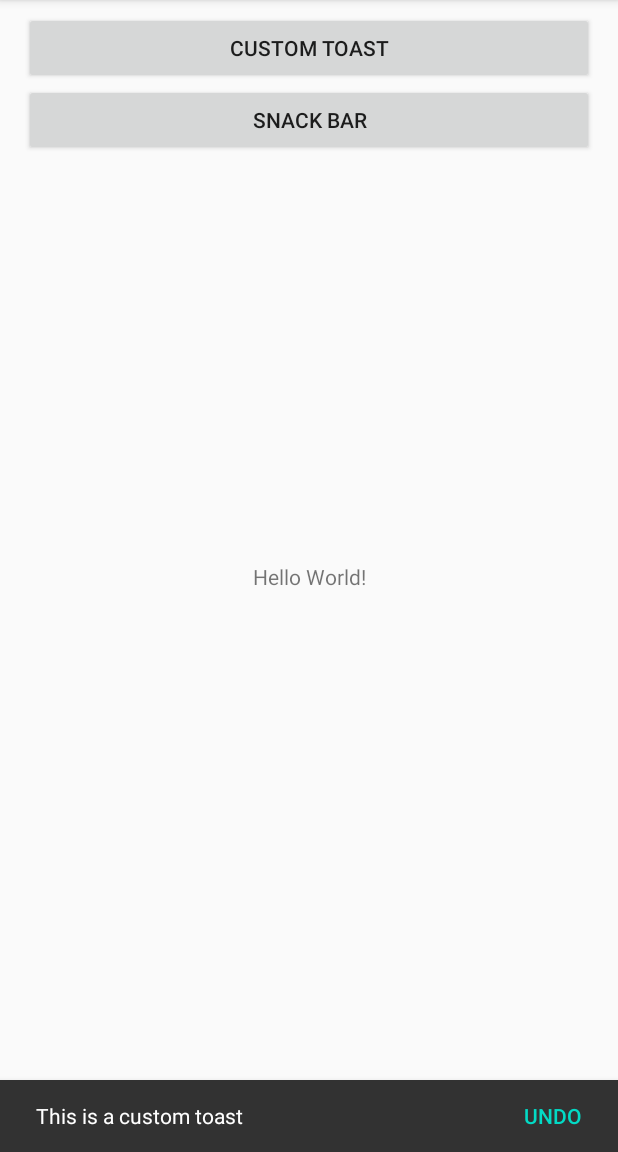
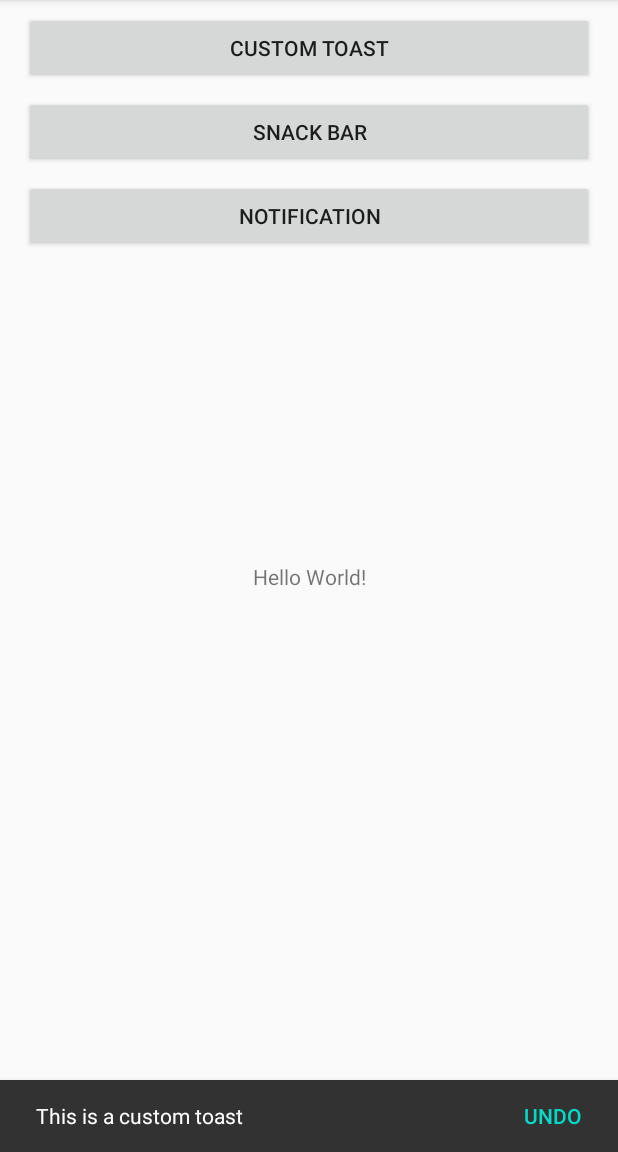
Before and after one commit to Jswizzy/GoogleCertification, an Android app: the screen it shows after launch (MainActivity), after a tap on "SNACK BAR", on a phone screen of 412 x 824 dp, the part 84-1236 px from its top. Run offline under Robolectric (Android 15) with nearby library versions, the phone set to English and light mode, and no system bars; our stand-ins replace Timber; libraries missing offline, so code that uses them is left out: com.github.ajalt.timberkt.

Commit message:
init push

```diff
--- a/app/build.gradle
+++ b/app/build.gradle
@@ -22,7 +22,6 @@ android {
             proguardFiles getDefaultProguardFile('proguard-android-optimize.txt'), 'proguard-rules.pro'
         }
     }
-
 }
 
 dependencies {
@@ -30,6 +29,7 @@ dependencies {
     implementation "org.jetbrains.kotlin:kotlin-stdlib-jdk7:$kotlin_version"
     implementation 'androidx.appcompat:appcompat:1.1.0'
     implementation 'androidx.core:core-ktx:1.1.0'
+    implementation 'com.github.ajalt:timberkt:1.5.1'
     implementation 'androidx.constraintlayout:constraintlayout:1.1.3'
     implementation 'com.google.android.material:material:1.0.0'
     testImplementation 'junit:junit:4.12'
--- a/app/src/main/AndroidManifest.xml
+++ b/app/src/main/AndroidManifest.xml
@@ -3,6 +3,7 @@
     package="com.example.android.googlecertification">
 
     <application
+        android:name=".App"
         android:allowBackup="true"
         android:icon="@mipmap/ic_launcher"
         android:label="@string/app_name"
@@ -16,6 +17,9 @@
                 <category android:name="android.intent.category.LAUNCHER" />
             </intent-filter>
         </activity>
+        <activity
+            android:name=".ResultActivity"
+            android:parentActivityName=".MainActivity" />
     </application>
 
 </manifest>
--- /dev/null
+++ b/app/src/main/java/com/example/android/googlecertification/App.kt
@@ -0,0 +1,15 @@
+package com.example.android.googlecertification
+
+import android.app.Application
+import timber.log.Timber
+
+class App: Application() {
+
+    override fun onCreate() {
+        super.onCreate()
+
+        if (BuildConfig.DEBUG) {
+            Timber.plant(Timber.DebugTree())
+        }
+    }
+}
--- a/app/src/main/java/com/example/android/googlecertification/MainActivity.kt
+++ b/app/src/main/java/com/example/android/googlecertification/MainActivity.kt
@@ -1,7 +1,9 @@
 package com.example.android.googlecertification
 
+import android.app.PendingIntent
+import android.content.Intent
+import android.os.Build
 import android.os.Bundle
-import android.util.Log
 import android.view.Gravity
 import android.view.View
 import android.widget.Button
@@ -9,10 +11,11 @@ import android.widget.TextView
 import android.widget.Toast
 import androidx.appcompat.app.AppCompatActivity
 import androidx.coordinatorlayout.widget.CoordinatorLayout
+import androidx.core.app.NotificationCompat
+import androidx.core.app.TaskStackBuilder
+import com.github.ajalt.timberkt.Timber
 import com.google.android.material.snackbar.Snackbar
 
-
-private val TAG = MainActivity::class.java.simpleName
 
 class MainActivity : AppCompatActivity() {
 
@@ -20,10 +23,19 @@ class MainActivity : AppCompatActivity() {
 
     override fun onCreate(savedInstanceState: Bundle?) {
         super.onCreate(savedInstanceState)
+
         setContentView(R.layout.activity_main)
 
+        assignViews()
+
+        setupOnClickListeners()
+    }
+
+    private fun assignViews() {
         coordinatorLayout = findViewById(R.id.coordinatorLayout)
+    }
 
+    private fun setupOnClickListeners() {
         val toastButton: Button = findViewById(R.id.toastButton)
         toastButton.setOnClickListener {
             displayToast()
@@ -32,6 +44,11 @@ class MainActivity : AppCompatActivity() {
         val snackbarButton: Button = findViewById(R.id.SnackbarButton)
         snackbarButton.setOnClickListener {
             displaySnackbar()
+        }
+
+        val notificationButton: Button = findViewById(R.id.notificationButton)
+        notificationButton.setOnClickListener {
+            displayNotification()
         }
     }
 
@@ -54,8 +71,45 @@ class MainActivity : AppCompatActivity() {
 
     private fun displaySnackbar() {
 
-        Snackbar.make(coordinatorLayout, getText(R.string.custom_toast_text), Snackbar.LENGTH_SHORT).apply {
-            setAction(getString(R.string.undo_action)) { Log.d(TAG, "Undo") }
-        }.show()
+        Snackbar.make(coordinatorLayout, getText(R.string.custom_toast_text), Snackbar.LENGTH_SHORT)
+            .apply {
+                setAction(getString(R.string.undo_action)) { Timber.d { "Undo" } }
+            }.show()
+    }
+
+    private fun displayNotification() {
+
+        val channelId = getString(R.string.channel_id)
+
+        if (Build.VERSION.SDK_INT >= Build.VERSION_CODES.O) {
+            createNotificationChannel(
+                context = this,
+                name = getString(R.string.example),
+                channelId = channelId,
+                descriptionText = null
+            )
+        }
+
+        val intent = Intent(this, ResultActivity::class.java)
+
+        val pendingIntent = TaskStackBuilder.create(this).run {
+            addNextIntentWithParentStack(intent)
+            getPendingIntent(0, PendingIntent.FLAG_UPDATE_CURRENT)
+        }
+
+        val notification =
+            createNotificationBuilder(
+                context = this,
+                channelId = channelId,
+                smallIcon = R.drawable.droid,
+                title = getString(R.string.example),
+                text = getString(R.string.hello_world)
+            ).apply {
+                setCategory(NotificationCompat.CATEGORY_MESSAGE)
+                setContentIntent(pendingIntent)
+                setAutoCancel(true)
+            }.build()
+
+        showNotification(this, channelId.toInt(), notification)
     }
 }
--- a/app/src/main/res/layout/activity_main.xml
+++ b/app/src/main/res/layout/activity_main.xml
@@ -37,12 +37,25 @@
             android:layout_width="0dp"
             android:layout_height="wrap_content"
             android:layout_marginStart="16dp"
+            android:layout_marginTop="8dp"
             android:layout_marginEnd="16dp"
             android:text="Snack Bar"
             app:layout_constraintEnd_toEndOf="parent"
             app:layout_constraintStart_toStartOf="parent"
             app:layout_constraintTop_toBottomOf="@+id/toastButton" />
 
+        <Button
+            android:id="@+id/notificationButton"
+            android:layout_width="0dp"
+            android:layout_height="wrap_content"
+            android:layout_marginStart="16dp"
+            android:layout_marginTop="8dp"
+            android:layout_marginEnd="16dp"
+            android:text="Notification"
+            app:layout_constraintEnd_toEndOf="parent"
+            app:layout_constraintStart_toStartOf="parent"
+            app:layout_constraintTop_toBottomOf="@+id/SnackbarButton" />
+
     </androidx.constraintlayout.widget.ConstraintLayout>
 
 </androidx.coordinatorlayout.widget.CoordinatorLayout>
--- a/app/src/main/res/values/strings.xml
+++ b/app/src/main/res/values/strings.xml
@@ -3,4 +3,7 @@
     <string name="droid">Droid</string>
     <string name="custom_toast_text">This is a custom toast</string>
     <string name="undo_action">Undo</string>
+    <string name="channel_id">1</string>
+    <string name="example">Example</string>
+    <string name="hello_world">Hello World!</string>
 </resources>
```
Also changed, not shown: app/src/main/java/com/example/android/googlecertification/Notifications.kt (+52 -4 lines), app/src/main/java/com/example/android/googlecertification/ResultActivity.kt (added, +12 -0 lines), app/src/main/res/layout/activity_result.xml (added, +9 -0 lines).
